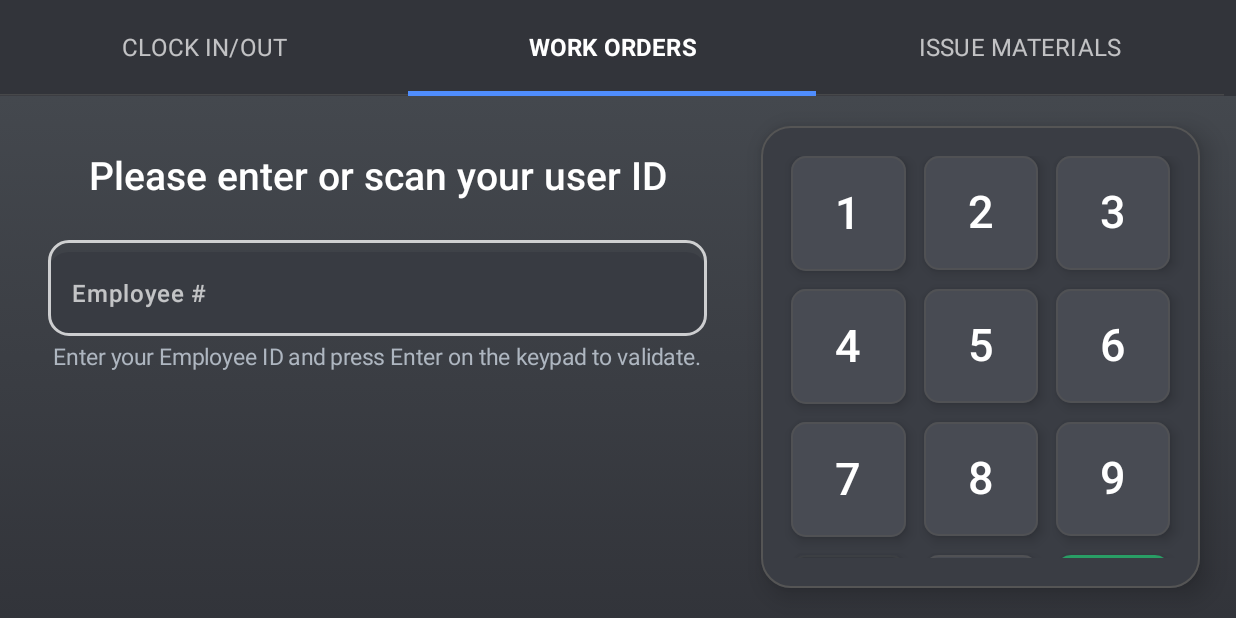
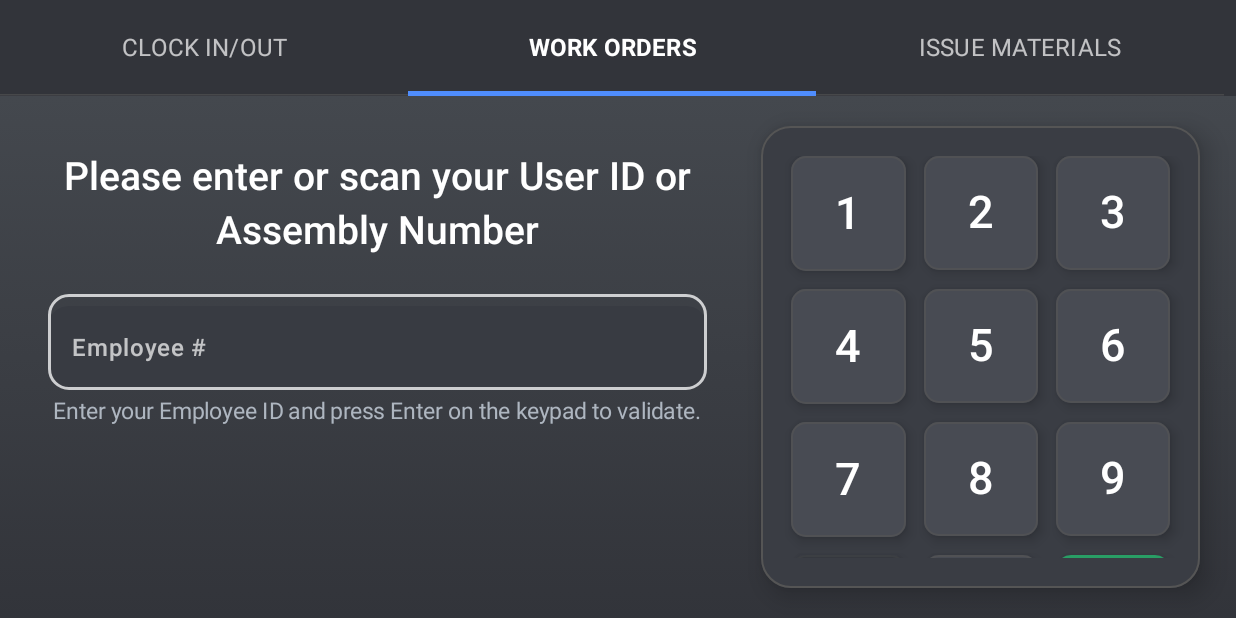
Before and after one commit to reybeld94/terminal_all, an Android app built with Jetpack Compose: the screen it shows after launch (MainActivity), tab 2 chosen, on a phone screen of 824 x 412 dp (held sideways). Run offline under Robolectric (Android 15) with nearby library versions, the phone set to English and light mode, and no system bars; pictures from the network do not load.

Commit message:
Update work order prompt to include assembly number

```diff
--- a/Terminal/app/src/main/java/com/example/terminal/ui/workorders/WorkOrdersScreen.kt
+++ b/Terminal/app/src/main/java/com/example/terminal/ui/workorders/WorkOrdersScreen.kt
@@ -703,7 +703,7 @@ private fun EmployeePromptStep(
         horizontalAlignment = Alignment.CenterHorizontally
     ) {
         StepHeading(
-            title = "Please enter or scan your user ID",
+            title = "Please enter or scan your User ID or Assembly Number",
             modifier = Modifier.fillMaxWidth()
         )
         Spacer(modifier = Modifier.height(24.dp))
```
